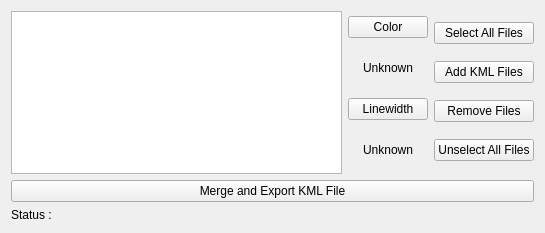
This is mslib/msui/ui/ui_kmloverlay_dockwidget.ui in Open-MSS/MSS as Qt 5 draws it before an edit. The edited form follows.
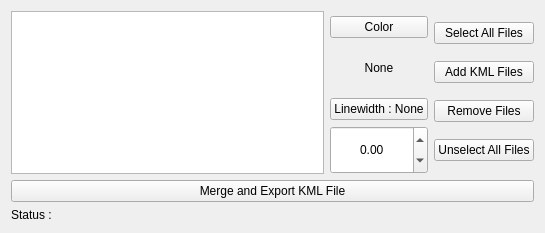
This is the edited form.

Commit message: Change color option added to main kmloverlay gui, editing of linewidth is direct in the main kmloverlay gui, display selected color of kml file right next to the file and the height of the colour block is in correspondence with the linewidth of that specific kml file

What changed in the file:
```diff
--- a/mslib/msui/ui/ui_kmloverlay_dockwidget.ui
+++ b/mslib/msui/ui/ui_kmloverlay_dockwidget.ui
@@ -62,8 +62,20 @@
        </item>
        <item>
         <widget class="QLabel" name="label_color">
+         <property name="sizePolicy">
+          <sizepolicy hsizetype="Preferred" vsizetype="Minimum">
+           <horstretch>0</horstretch>
+           <verstretch>0</verstretch>
+          </sizepolicy>
+         </property>
+         <property name="toolTip">
+          <string>This is the colour of the selected KML file</string>
+         </property>
          <property name="text">
-          <string>Unknown</string>
+          <string>None</string>
+         </property>
+         <property name="textFormat">
+          <enum>Qt::PlainText</enum>
          </property>
          <property name="alignment">
           <set>Qt::AlignCenter</set>
@@ -72,22 +84,52 @@
        </item>
        <item>
         <widget class="QPushButton" name="pushButton_linewidth">
+         <property name="sizePolicy">
+          <sizepolicy hsizetype="Minimum" vsizetype="Fixed">
+           <horstretch>0</horstretch>
+           <verstretch>0</verstretch>
+          </sizepolicy>
+         </property>
          <property name="toolTip">
-          <string>Click individual files to show their respective linewidths</string>
+          <string>This shows the linewidth of selected KML file</string>
+         </property>
+         <property name="layoutDirection">
+          <enum>Qt::LeftToRight</enum>
+         </property>
+         <property name="autoFillBackground">
+          <bool>false</bool>
          </property>
          <property name="text">
-          <string>Linewidth</string>
+          <string>Linewidth : None</string>
          </property>
         </widget>
        </item>
        <item>
-        <widget class="QLabel" name="label_linewidth">
-         <property name="text">
-          <string>Unknown</string>
+        <widget class="QDoubleSpinBox" name="dsbx_linewidth">
+         <property name="sizePolicy">
+          <sizepolicy hsizetype="Minimum" vsizetype="Preferred">
+           <horstretch>0</horstretch>
+           <verstretch>0</verstretch>
+          </sizepolicy>
+         </property>
+         <property name="toolTip">
+          <string>You can edit the Linewidth here for the selected KML file!</string>
+         </property>
+         <property name="wrapping">
+          <bool>true</bool>
          </property>
          <property name="alignment">
           <set>Qt::AlignCenter</set>
          </property>
+         <property name="readOnly">
+          <bool>false</bool>
+         </property>
+         <property name="correctionMode">
+          <enum>QAbstractSpinBox::CorrectToNearestValue</enum>
+         </property>
+         <property name="showGroupSeparator" stdset="0">
+          <bool>false</bool>
+         </property>
         </widget>
        </item>
       </layout>
```
Left out of the diff: 4 changed lines with no effect on the pictures. The commit also changes 2 other files.
